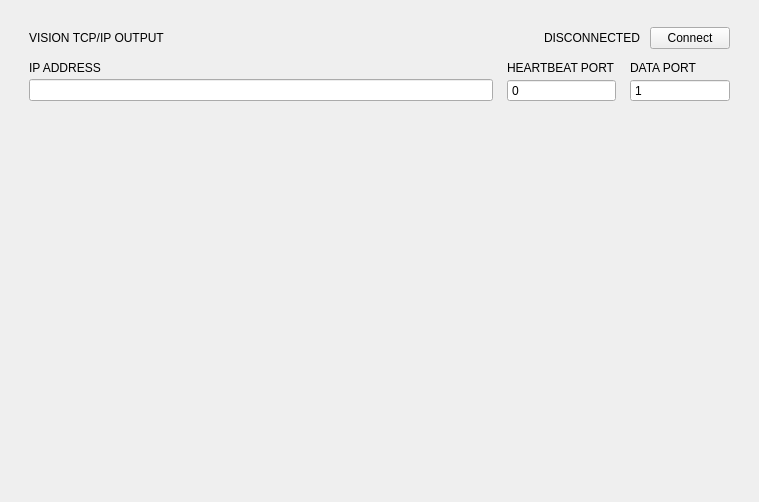
Old version of the form src/form/vision_output/vision_tcpip_device_widget.ui in the repository gstorm-b/VC_APP.
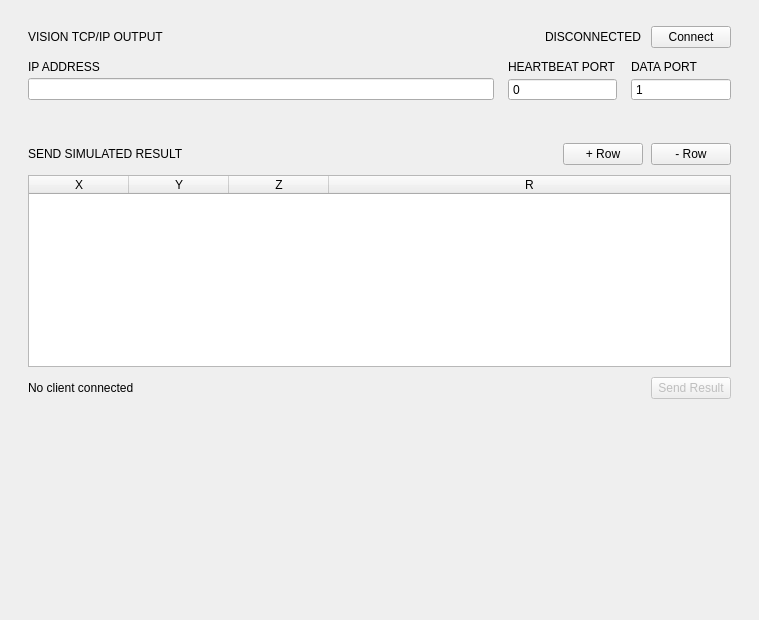
New version of the form.

The edit to the form file:
```diff
--- a/src/form/vision_output/vision_tcpip_device_widget.ui
+++ b/src/form/vision_output/vision_tcpip_device_widget.ui
@@ -7,13 +7,28 @@
     <x>0</x>
     <y>0</y>
     <width>759</width>
-    <height>502</height>
+    <height>620</height>
    </rect>
   </property>
   <property name="windowTitle">
    <string>Form</string>
   </property>
   <layout class="QVBoxLayout" name="verticalLayout">
+   <property name="spacing">
+    <number>10</number>
+   </property>
+   <property name="leftMargin">
+    <number>10</number>
+   </property>
+   <property name="topMargin">
+    <number>10</number>
+   </property>
+   <property name="rightMargin">
+    <number>10</number>
+   </property>
+   <property name="bottomMargin">
+    <number>10</number>
+   </property>
    <item>
     <widget class="QFrame" name="frame_connection">
      <property name="frameShape">
@@ -176,6 +191,162 @@
      </layout>
     </widget>
    </item>
+   <item>
+    <widget class="QFrame" name="frame_send_result">
+     <property name="frameShape">
+      <enum>QFrame::Shape::NoFrame</enum>
+     </property>
+     <layout class="QVBoxLayout" name="sendLayout">
+      <property name="spacing">
+       <number>10</number>
+      </property>
+      <property name="leftMargin">
+       <number>18</number>
+      </property>
+      <property name="topMargin">
+       <number>16</number>
+      </property>
+      <property name="rightMargin">
+       <number>18</number>
+      </property>
+      <property name="bottomMargin">
+       <number>16</number>
+      </property>
+      <item>
+       <layout class="QHBoxLayout" name="sendHeaderRow">
+        <property name="spacing">
+         <number>8</number>
+        </property>
+        <item>
+         <widget class="QLabel" name="lbl_send_title">
+          <property name="text">
+           <string>SEND SIMULATED RESULT</string>
+          </property>
+         </widget>
+        </item>
+        <item>
+         <spacer name="sendHeaderSpacer">
+          <property name="orientation">
+           <enum>Qt::Orientation::Horizontal</enum>
+          </property>
+          <property name="sizeHint" stdset="0">
+           <size>
+            <width>20</width>
+            <height>10</height>
+           </size>
+          </property>
+         </spacer>
+        </item>
+        <item>
+         <widget class="QPushButton" name="btn_add_row">
+          <property name="cursor">
+           <cursorShape>PointingHandCursor</cursorShape>
+          </property>
+          <property name="focusPolicy">
+           <enum>Qt::FocusPolicy::NoFocus</enum>
+          </property>
+          <property name="text">
+           <string>+ Row</string>
+          </property>
+         </widget>
+        </item>
+        <item>
+         <widget class="QPushButton" name="btn_remove_row">
+          <property name="cursor">
+           <cursorShape>PointingHandCursor</cursorShape>
+          </property>
+          <property name="focusPolicy">
+           <enum>Qt::FocusPolicy::NoFocus</enum>
+          </property>
+          <property name="text">
+           <string>- Row</string>
+          </property>
+         </widget>
+        </item>
+       </layout>
+      </item>
+      <item>
+       <widget class="QTableWidget" name="tbl_positions">
+        <property name="minimumHeight">
+         <number>80</number>
+        </property>
+        <property name="maximumHeight">
+         <number>200</number>
+        </property>
+        <property name="selectionBehavior">
+         <enum>QAbstractItemView::SelectionBehavior::SelectRows</enum>
+        </property>
+        <property name="columnCount">
+         <number>4</number>
+        </property>
+        <attribute name="horizontalHeaderStretchLastSection">
+         <bool>true</bool>
+        </attribute>
+        <column>
+         <property name="text">
+          <string>X</string>
+         </property>
+        </column>
+        <column>
+         <property name="text">
+          <string>Y</string>
+         </property>
+        </column>
+        <column>
+         <property name="text">
+          <string>Z</string>
+         </property>
+        </column>
+        <column>
+         <property name="text">
+          <string>R</string>
+         </property>
+        </column>
+       </widget>
+      </item>
+      <item>
+       <layout class="QHBoxLayout" name="sendBtnRow">
+        <item>
+         <widget class="QLabel" name="lbl_send_hint">
+          <property name="text">
+           <string>No client connected</string>
+          </property>
+         </widget>
+        </item>
+        <item>
+         <spacer name="sendBtnSpacer">
+          <property name="orientation">
+           <enum>Qt::Orientation::Horizontal</enum>
+          </property>
+          <property name="sizeHint" stdset="0">
+           <size>
+            <width>20</width>
+            <height>10</height>
+           </size>
+          </property>
+         </spacer>
+        </item>
+        <item>
+         <widget class="QPushButton" name="btn_send_result">
+          <property name="cursor">
+           <cursorShape>PointingHandCursor</cursorShape>
+          </property>
+          <property name="focusPolicy">
+           <enum>Qt::FocusPolicy::NoFocus</enum>
+          </property>
+          <property name="enabled">
+           <bool>false</bool>
+          </property>
+          <property name="text">
+           <string>Send Result</string>
+          </property>
+         </widget>
+        </item>
+       </layout>
+      </item>
+     </layout>
+    </widget>
+   </item>
    <item>
     <spacer name="verticalSpacer">
      <property name="orientation">
@@ -184,7 +355,7 @@
      <property name="sizeHint" stdset="0">
       <size>
        <width>20</width>
-       <height>358</height>
+       <height>40</height>
       </size>
      </property>
     </spacer>
```
